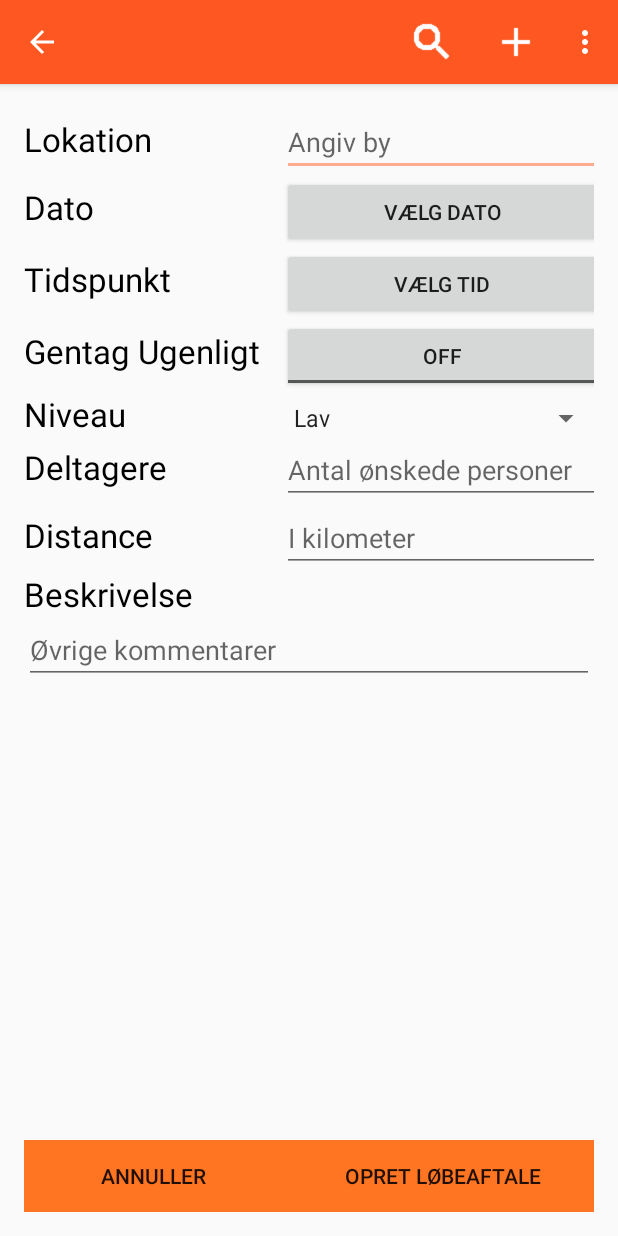
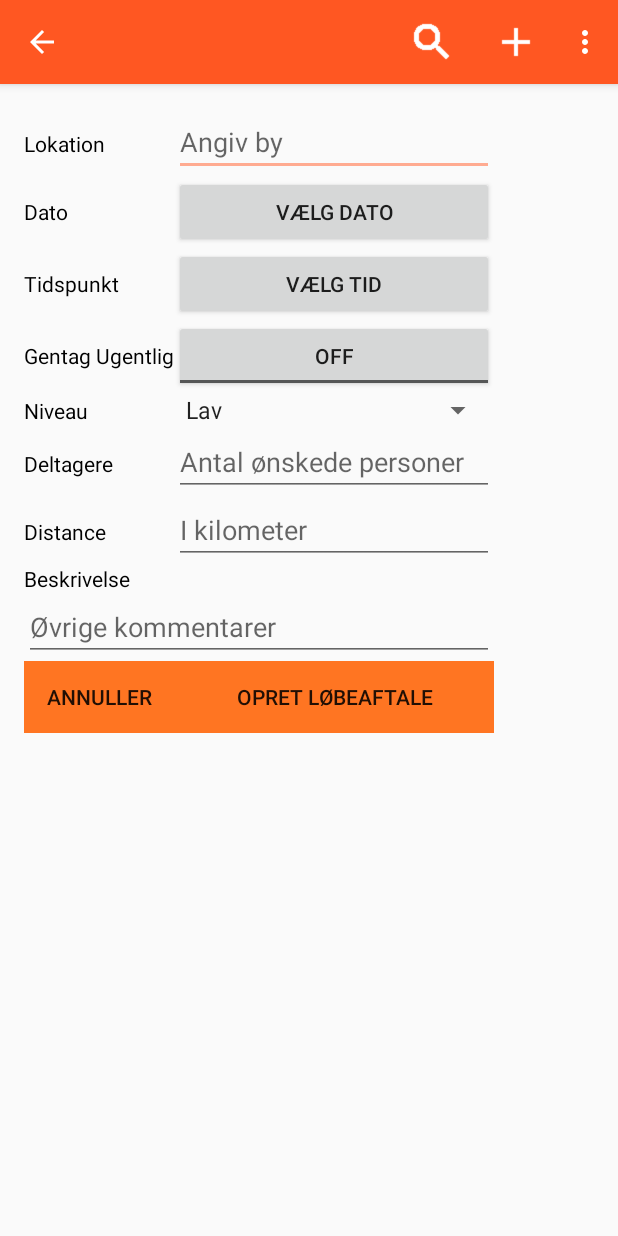
Before and after one commit to nikookholm/runn, an Android app: the CreateAgreement screen opened directly, with no data from a screen before it, on a phone screen of 412 x 824 dp. Run offline under Robolectric (Android 15) with nearby library versions, the phone set to English and light mode, and no system bars.

Commit message:
opdateringer til createAgreemtn

```diff
--- a/app/src/main/java/s112011/runn/CreateAgreement.java
+++ b/app/src/main/java/s112011/runn/CreateAgreement.java
@@ -1,5 +1,8 @@
 package s112011.runn;
 
+import android.app.DatePickerDialog;
+import android.app.Dialog;
+import android.app.TimePickerDialog;
 import android.content.Intent;
 import android.support.v7.app.AppCompatActivity;
 import android.os.Bundle;
@@ -8,35 +11,113 @@ import android.view.MenuItem;
 import android.view.View;
 import android.widget.AdapterView;
 import android.widget.ArrayAdapter;
+import android.widget.Button;
+import android.widget.DatePicker;
 import android.widget.Spinner;
+import android.widget.TimePicker;
 import android.widget.Toast;
 
 import java.util.ArrayList;
+import java.util.Calendar;
 import java.util.List;
 
-public class CreateAgreement extends AppCompatActivity implements AdapterView.OnItemSelectedListener {
+public class CreateAgreement extends AppCompatActivity implements AdapterView.OnItemSelectedListener, View.OnClickListener {
 
     MainActivity mainActivity = new MainActivity();
+
+    private Calendar calendar;
+    private int year, month, day, hour, minute;
+    Button btnDate, btnTime, cancel, create;
+    static final int DATE_PICKER_ID = 1111;
+    static final int TIME_PICKER_ID = 2222;
 
     @Override
     protected void onCreate(Bundle savedInstanceState) {
         super.onCreate(savedInstanceState);
         setContentView(R.layout.activity_create_agreement);
 
-
-
+        //Spinner
         Spinner spinner = (Spinner) findViewById(R.id.spinnerNiveau);
         spinner.setOnItemSelectedListener(this);
-
         List<String> categories = new ArrayList<String>();
         categories.add("Lav");
         categories.add("Middel");
         categories.add("Høj");
-
         ArrayAdapter<String> dataAdapter = new ArrayAdapter<String>(this, android.R.layout.simple_spinner_item, categories);
         spinner.setAdapter(dataAdapter);
+        getSupportActionBar().setDisplayHomeAsUpEnabled(true);
 
-        getSupportActionBar().setDisplayHomeAsUpEnabled(true);
+        calendar = Calendar.getInstance();
+
+        //The DatePicker
+        year = calendar.get(Calendar.YEAR);
+        month = calendar.get(Calendar.MONTH);
+        day = calendar.get(Calendar.DAY_OF_MONTH);
+
+        btnDate = (Button) findViewById(R.id.buttonDate);
+        btnDate.setOnClickListener(new View.OnClickListener() {
+            @Override
+            public void onClick(View v) {
+                // On button click show datepicker dialog
+                showDialog(DATE_PICKER_ID);
+            }
+        });
+
+        //The TimePicker
+        int hour = calendar.get(Calendar.HOUR_OF_DAY);
+        int minute = calendar.get(Calendar.MINUTE);
+
+        btnTime = (Button) findViewById(R.id.buttonTime);
+        btnTime.setOnClickListener(new View.OnClickListener() {
+            @Override
+            public void onClick(View view) {
+                // Button click to show timepicker dialog
+                showDialog(TIME_PICKER_ID);
+            }
+        });
+
+        //Knapepr
+        cancel = (Button) findViewById(R.id.buttonCancel);
+        cancel.setOnClickListener(this);
+        create = (Button) findViewById(R.id.buttonCreateAgreement);
+        create.setOnClickListener(this);
+    }
+
+    @Override
+    protected Dialog onCreateDialog(int id) {
+        switch (id) {
+            case DATE_PICKER_ID:
+                return new DatePickerDialog(this, myDateListener, year, month, day);
+            case TIME_PICKER_ID:
+                return new TimePickerDialog(this, myTimeListener, hour, minute, true);
+        }
+        return null;
+    }
+
+    private DatePickerDialog.OnDateSetListener myDateListener = new DatePickerDialog.OnDateSetListener() {
+        @Override
+        public void onDateSet(DatePicker arg0, int arg_Y, int arg_M, int arg_D) {
+            btnDate.setText(new StringBuilder().append(arg_D).append("-").append(arg_M+1).append("-").append(arg_Y));
+        }
+    };
+
+    private TimePickerDialog.OnTimeSetListener myTimeListener = new TimePickerDialog.OnTimeSetListener() {
+        @Override
+        public void onTimeSet(TimePicker timePicker, int arg_h, int arg_m) {
+            btnTime.setText(new StringBuilder().append(arg_h).append(":").append(arg_m));
+        }
+    };
+
+    @Override
+    public void onClick(View v) {
+        if (v == cancel) {
+            Intent intent = new Intent(this, MainActivity.class);
+            startActivity(intent);
+        }
+        if (v == create) {
+            Intent intent = new Intent(this, CreateAgreement.class);
+            startActivity(intent);
+        }
 
     }
 
--- a/app/src/main/res/layout/activity_create_agreement.xml
+++ b/app/src/main/res/layout/activity_create_agreement.xml
@@ -8,6 +8,11 @@
     android:paddingTop="@dimen/activity_vertical_margin"
     android:paddingBottom="@dimen/activity_vertical_margin"
     tools:context="s112011.runn.CreateAgreement">
+
+    <ScrollView
+        android:layout_width="wrap_content"
+        android:layout_height="wrap_content"
+        android:id="@+id/scrollView3" >
 
         <TableLayout
             android:layout_width="match_parent"
@@ -20,7 +25,6 @@
                 <TextView
                     android:layout_width="wrap_content"
                     android:layout_height="wrap_content"
-                android:textAppearance="?android:attr/textAppearanceLarge"
                     android:text="Lokation"
                     android:id="@+id/textViewLocation"
                     android:layout_column="0"
@@ -43,7 +47,6 @@
                 <TextView
                     android:layout_width="wrap_content"
                     android:layout_height="wrap_content"
-                android:textAppearance="?android:attr/textAppearanceLarge"
                     android:text="Dato"
                     android:id="@+id/textViewDate"
                     android:layout_column="0"
@@ -67,7 +70,6 @@
                 <TextView
                     android:layout_width="wrap_content"
                     android:layout_height="wrap_content"
-                android:textAppearance="?android:attr/textAppearanceLarge"
                     android:text="Tidspunkt"
                     android:id="@+id/textViewTime"
                     android:layout_column="0"
@@ -89,11 +91,9 @@
                 <TextView
                     android:layout_width="wrap_content"
                     android:layout_height="wrap_content"
-                android:textAppearance="?android:attr/textAppearanceLarge"
-                android:text="Gentag Ugenligt"
+                    android:text="Gentag Ugentlig"
                     android:id="@+id/textViewRepeat"
                     android:layout_column="0"
-                android:layout_row="5"
                     android:layout_centerVertical="true"
                     android:layout_alignParentLeft="true"
                     android:layout_alignParentStart="true"
@@ -115,7 +115,6 @@
                 <TextView
                     android:layout_width="wrap_content"
                     android:layout_height="wrap_content"
-                android:textAppearance="?android:attr/textAppearanceLarge"
                     android:text="Niveau"
                     android:id="@+id/textViewNiveau"
                     android:layout_column="0"
@@ -138,7 +137,6 @@
                 <TextView
                     android:layout_width="wrap_content"
                     android:layout_height="wrap_content"
-                android:textAppearance="?android:attr/textAppearanceLarge"
                     android:text="Deltagere"
                     android:id="@+id/textViewParticipants"
                     android:layout_column="0"
@@ -163,7 +161,6 @@
                 <TextView
                     android:layout_width="wrap_content"
                     android:layout_height="wrap_content"
-                android:textAppearance="?android:attr/textAppearanceLarge"
                     android:text="Distance"
                     android:id="@+id/textViewDistance"
                     android:layout_column="0"
@@ -188,14 +185,10 @@
                 <TextView
                     android:layout_width="wrap_content"
                     android:layout_height="wrap_content"
-                android:textAppearance="?android:attr/textAppearanceLarge"
                     android:text="Beskrivelse"
                     android:id="@+id/textViewDescription"
                     android:layout_column="0"
                     android:layout_row="5"
-                android:layout_centerVertical="true"
-                android:layout_alignParentLeft="true"
-                android:layout_alignParentStart="true"
                     android:textColor="#000000" />
 
             </TableRow>
@@ -213,9 +206,8 @@
                     android:layout_column="0"
                     android:layout_row="6"
                     android:layout_below="@+id/textViewDescription"
-                android:layout_alignParentLeft="true"
-                android:layout_alignParentStart="true"
-                android:layout_weight="1" />
+                    android:layout_weight="1"
+                    android:layout_span="4" />
             </TableRow>
 
             <TableRow
@@ -244,5 +236,6 @@
             </TableRow>
 
         </TableLayout>
+    </ScrollView>
 
 </RelativeLayout>
```
Also changed, not shown: app/src/main/res/layout/activity_list_agreements.xml (+0 -7 lines), 1 other file. Lines whose indentation alone changed are shown as unchanged.
